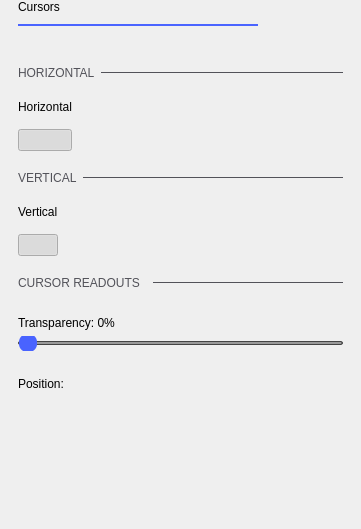
Qt form ui/cursors_settings.ui (analogdevicesinc/scopy) before a commit.
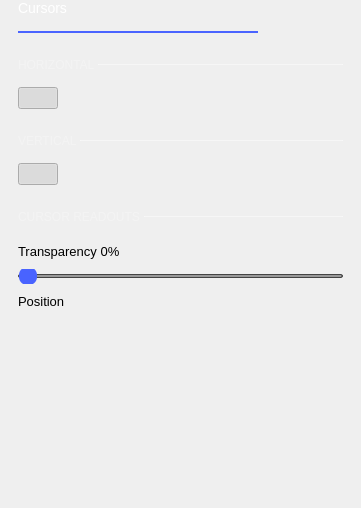
The same form after that commit. Custom widgets are drawn as their Qt base class.

```diff
--- a/ui/cursors_settings.ui
+++ b/ui/cursors_settings.ui
@@ -7,7 +7,7 @@
     <x>0</x>
     <y>0</y>
     <width>361</width>
-    <height>529</height>
+    <height>508</height>
    </rect>
   </property>
   <property name="windowTitle">
@@ -32,11 +32,16 @@
    <item>
     <widget class="QLabel" name="label">
      <property name="sizePolicy">
-      <sizepolicy hsizetype="Minimum" vsizetype="Fixed">
+      <sizepolicy hsizetype="Fixed" vsizetype="Fixed">
        <horstretch>0</horstretch>
        <verstretch>0</verstretch>
       </sizepolicy>
      </property>
+     <property name="styleSheet">
+      <string notr="true">	color: white;
+	font-size: 14px;
+	font-weight: normal;</string>
+     </property>
      <property name="text">
       <string>Cursors</string>
      </property>
@@ -53,7 +58,7 @@
      <property name="sizeHint" stdset="0">
       <size>
        <width>0</width>
-       <height>10</height>
+       <height>15</height>
       </size>
      </property>
     </spacer>
@@ -81,48 +86,14 @@
     </widget>
    </item>
    <item>
-    <spacer name="verticalSpacer_3">
-     <property name="orientation">
-      <enum>Qt::Vertical</enum>
-     </property>
-     <property name="sizeType">
-      <enum>QSizePolicy::Fixed</enum>
-     </property>
-     <property name="sizeHint" stdset="0">
-      <size>
-       <width>0</width>
-       <height>40</height>
-      </size>
-     </property>
-    </spacer>
-   </item>
-   <item>
-    <layout class="QHBoxLayout" name="horizontalLayout">
-     <property name="spacing">
-      <number>6</number>
-     </property>
+    <layout class="QGridLayout" name="gridLayout">
      <property name="sizeConstraint">
       <enum>QLayout::SetDefaultConstraint</enum>
      </property>
-     <item>
-      <widget class="QLabel" name="label_2">
-       <property name="sizePolicy">
-        <sizepolicy hsizetype="Fixed" vsizetype="Fixed">
-         <horstretch>0</horstretch>
-         <verstretch>0</verstretch>
-        </sizepolicy>
-       </property>
-       <property name="styleSheet">
-        <string notr="true">QLabel {
-  color: rgb(82, 82, 89);
-}</string>
-       </property>
-       <property name="text">
-        <string>HORIZONTAL</string>
-       </property>
-      </widget>
-     </item>
-     <item>
+     <property name="horizontalSpacing">
+      <number>0</number>
+     </property>
+     <item row="1" column="1">
       <widget class="Line" name="line_2">
        <property name="minimumSize">
         <size>
@@ -137,60 +108,72 @@
         </size>
        </property>
        <property name="styleSheet">
-        <string notr="true">border: 1px solid rgb(82, 82, 89);</string>
+        <string notr="true">border: 1px solid rgba(255, 255, 255, 70);</string>
        </property>
        <property name="orientation">
         <enum>Qt::Horizontal</enum>
        </property>
       </widget>
      </item>
+     <item row="1" column="0">
+      <widget class="QLabel" name="label_2">
+       <property name="sizePolicy">
+        <sizepolicy hsizetype="Fixed" vsizetype="Fixed">
+         <horstretch>0</horstretch>
+         <verstretch>0</verstretch>
+        </sizepolicy>
+       </property>
+       <property name="styleSheet">
+        <string notr="true">QLabel {
+		font-size: 12px;
+		color: rgba(255, 255, 255, 70);
+	}</string>
+       </property>
+       <property name="text">
+        <string>HORIZONTAL </string>
+       </property>
+      </widget>
+     </item>
+     <item row="2" column="0" colspan="2">
+      <spacer name="verticalSpacer_10">
+       <property name="orientation">
+        <enum>Qt::Vertical</enum>
+       </property>
+       <property name="sizeType">
+        <enum>QSizePolicy::Fixed</enum>
+       </property>
+       <property name="sizeHint" stdset="0">
+        <size>
+         <width>0</width>
+         <height>15</height>
+        </size>
+       </property>
+      </spacer>
+     </item>
+     <item row="0" column="0" colspan="2">
+      <spacer name="verticalSpacer_3">
+       <property name="orientation">
+        <enum>Qt::Vertical</enum>
+       </property>
+       <property name="sizeType">
+        <enum>QSizePolicy::Fixed</enum>
+       </property>
+       <property name="sizeHint" stdset="0">
+        <size>
+         <width>0</width>
+         <height>25</height>
+        </size>
+       </property>
+      </spacer>
+     </item>
     </layout>
    </item>
-   <item>
-    <spacer name="verticalSpacer_4">
-     <property name="orientation">
-      <enum>Qt::Vertical</enum>
-     </property>
-     <property name="sizeType">
-      <enum>QSizePolicy::Fixed</enum>
-     </property>
-     <property name="sizeHint" stdset="0">
-      <size>
-       <width>0</width>
-       <height>20</height>
-      </size>
-     </property>
-    </spacer>
-   </item>
    <item>
     <layout class="QGridLayout" name="gridLayout_3">
      <property name="verticalSpacing">
       <number>15</number>
      </property>
-     <item row="1" column="0">
-      <widget class="adiscope::CustomSwitch" name="hCursorsEnable">
-       <property name="checkable">
-        <bool>true</bool>
-       </property>
-       <property name="checked">
-        <bool>true</bool>
-       </property>
-      </widget>
-     </item>
-     <item row="0" column="0">
-      <widget class="QLabel" name="label_4">
-       <property name="sizePolicy">
-        <sizepolicy hsizetype="Fixed" vsizetype="Fixed">
-         <horstretch>0</horstretch>
-         <verstretch>0</verstretch>
-        </sizepolicy>
-       </property>
-       <property name="text">
-        <string>Horizontal</string>
-       </property>
-      </widget>
-     </item>
-     <item row="1" column="1">
+     <item row="0" column="1">
       <spacer name="horizontalSpacer">
        <property name="orientation">
         <enum>Qt::Horizontal</enum>
@@ -203,48 +186,24 @@
        </property>
       </spacer>
      </item>
-    </layout>
-   </item>
-   <item>
-    <spacer name="verticalSpacer_5">
-     <property name="orientation">
-      <enum>Qt::Vertical</enum>
-     </property>
-     <property name="sizeType">
-      <enum>QSizePolicy::Fixed</enum>
-     </property>
-     <property name="sizeHint" stdset="0">
-      <size>
-       <width>0</width>
-       <height>20</height>
-      </size>
-     </property>
-    </spacer>
-   </item>
-   <item>
-    <layout class="QHBoxLayout" name="horizontalLayout_2">
-     <property name="spacing">
-      <number>6</number>
-     </property>
-     <item>
-      <widget class="QLabel" name="label_3">
-       <property name="sizePolicy">
-        <sizepolicy hsizetype="Fixed" vsizetype="Fixed">
-         <horstretch>0</horstretch>
-         <verstretch>0</verstretch>
-        </sizepolicy>
-       </property>
-       <property name="styleSheet">
-        <string notr="true">QLabel {
-  color: rgb(82, 82, 89);
-}</string>
-       </property>
-       <property name="text">
-        <string>VERTICAL</string>
+     <item row="0" column="0">
+      <widget class="adiscope::CustomSwitch" name="hCursorsEnable">
+       <property name="checkable">
+        <bool>true</bool>
+       </property>
+       <property name="checked">
+        <bool>true</bool>
        </property>
       </widget>
      </item>
+    </layout>
+   </item>
      <item>
+    <layout class="QGridLayout" name="gridLayout_2">
+     <property name="horizontalSpacing">
+      <number>0</number>
+     </property>
+     <item row="1" column="1">
       <widget class="Line" name="line_3">
        <property name="minimumSize">
         <size>
@@ -259,13 +218,64 @@
         </size>
        </property>
        <property name="styleSheet">
-        <string notr="true">border: 1px solid rgb(82, 82, 89);</string>
+        <string notr="true">border: 1px solid rgba(255, 255, 255, 70);</string>
        </property>
        <property name="orientation">
         <enum>Qt::Horizontal</enum>
        </property>
       </widget>
      </item>
+     <item row="1" column="0">
+      <widget class="QLabel" name="label_3">
+       <property name="sizePolicy">
+        <sizepolicy hsizetype="Fixed" vsizetype="Fixed">
+         <horstretch>0</horstretch>
+         <verstretch>0</verstretch>
+        </sizepolicy>
+       </property>
+       <property name="styleSheet">
+        <string notr="true">QLabel {
+		font-size: 12px;
+		color: rgba(255, 255, 255, 70);
+	}</string>
+       </property>
+       <property name="text">
+        <string>VERTICAL </string>
+       </property>
+      </widget>
+     </item>
+     <item row="0" column="0" colspan="2">
+      <spacer name="verticalSpacer_5">
+       <property name="orientation">
+        <enum>Qt::Vertical</enum>
+       </property>
+       <property name="sizeType">
+        <enum>QSizePolicy::Fixed</enum>
+       </property>
+       <property name="sizeHint" stdset="0">
+        <size>
+         <width>0</width>
+         <height>25</height>
+        </size>
+       </property>
+      </spacer>
+     </item>
+     <item row="2" column="0" colspan="2">
+      <spacer name="verticalSpacer_4">
+       <property name="orientation">
+        <enum>Qt::Vertical</enum>
+       </property>
+       <property name="sizeType">
+        <enum>QSizePolicy::Fixed</enum>
+       </property>
+       <property name="sizeHint" stdset="0">
+        <size>
+         <width>0</width>
+         <height>15</height>
+        </size>
+       </property>
+      </spacer>
+     </item>
     </layout>
    </item>
    <item>
@@ -276,7 +286,7 @@
      <property name="verticalSpacing">
       <number>15</number>
      </property>
-     <item row="2" column="0">
+     <item row="0" column="0">
       <widget class="adiscope::CustomSwitch" name="vCursorsEnable">
        <property name="checkable">
         <bool>true</bool>
@@ -286,20 +296,7 @@
        </property>
       </widget>
      </item>
-     <item row="1" column="0">
-      <widget class="QLabel" name="label_5">
-       <property name="sizePolicy">
-        <sizepolicy hsizetype="Fixed" vsizetype="Fixed">
-         <horstretch>0</horstretch>
-         <verstretch>0</verstretch>
-        </sizepolicy>
-       </property>
-       <property name="text">
-        <string>Vertical</string>
-       </property>
-      </widget>
-     </item>
-     <item row="2" column="1">
+     <item row="0" column="1">
       <spacer name="horizontalSpacer_2">
        <property name="orientation">
         <enum>Qt::Horizontal</enum>
@@ -312,22 +309,6 @@
        </property>
       </spacer>
      </item>
-     <item row="0" column="0">
-      <spacer name="verticalSpacer_6">
-       <property name="orientation">
-        <enum>Qt::Vertical</enum>
-       </property>
-       <property name="sizeType">
-        <enum>QSizePolicy::Fixed</enum>
-       </property>
-       <property name="sizeHint" stdset="0">
-        <size>
-         <width>20</width>
-         <height>20</height>
-        </size>
-       </property>
-      </spacer>
-     </item>
     </layout>
    </item>
    <item>
@@ -343,41 +324,17 @@
      </property>
     </layout>
    </item>
-   <item>
-    <spacer name="verticalSpacer_8">
-     <property name="orientation">
-      <enum>Qt::Vertical</enum>
-     </property>
-     <property name="sizeType">
-      <enum>QSizePolicy::Fixed</enum>
-     </property>
-     <property name="sizeHint" stdset="0">
-      <size>
-       <width>0</width>
-       <height>20</height>
-      </size>
-     </property>
-    </spacer>
-   </item>
    <item>
     <widget class="QWidget" name="readoutsWidget" native="true">
-     <layout class="QVBoxLayout" name="verticalLayout_3">
-      <property name="leftMargin">
-       <number>0</number>
-      </property>
-      <property name="topMargin">
-       <number>0</number>
-      </property>
-      <property name="rightMargin">
-       <number>0</number>
-      </property>
-      <property name="bottomMargin">
-       <number>0</number>
-      </property>
-      <item>
+     <property name="minimumSize">
+      <size>
+       <width>0</width>
+       <height>20</height>
+      </size>
+     </property>
        <layout class="QVBoxLayout" name="readoutsLayout">
         <property name="spacing">
-         <number>6</number>
+       <number>10</number>
         </property>
         <property name="leftMargin">
          <number>0</number>
@@ -385,33 +342,37 @@
         <property name="topMargin">
          <number>0</number>
         </property>
+      <property name="rightMargin">
+       <number>0</number>
+      </property>
         <property name="bottomMargin">
-         <number>20</number>
-        </property>
-        <item>
-         <layout class="QHBoxLayout" name="horizontalLayout_4">
-          <property name="topMargin">
            <number>0</number>
           </property>
           <item>
-           <widget class="QLabel" name="label_6">
-            <property name="sizePolicy">
-             <sizepolicy hsizetype="Fixed" vsizetype="Fixed">
-              <horstretch>0</horstretch>
-              <verstretch>0</verstretch>
-             </sizepolicy>
-            </property>
-            <property name="styleSheet">
-             <string notr="true">QLabel {
-  color: rgb(82, 82, 89);
-}</string>
-            </property>
-            <property name="text">
-             <string>CURSOR READOUTS  </string>
-            </property>
-           </widget>
+       <spacer name="verticalSpacer_9">
+        <property name="orientation">
+         <enum>Qt::Vertical</enum>
+        </property>
+        <property name="sizeType">
+         <enum>QSizePolicy::Fixed</enum>
+        </property>
+        <property name="sizeHint" stdset="0">
+         <size>
+          <width>0</width>
+          <height>0</height>
+         </size>
+        </property>
+       </spacer>
           </item>
           <item>
+       <layout class="QGridLayout" name="gridLayout_5">
+        <property name="topMargin">
+         <number>0</number>
+        </property>
+        <property name="horizontalSpacing">
+         <number>0</number>
+        </property>
+        <item row="1" column="1">
            <widget class="Line" name="line_4">
             <property name="minimumSize">
              <size>
@@ -429,7 +390,7 @@
              <bool>false</bool>
             </property>
             <property name="styleSheet">
-             <string notr="true">border: 1px solid rgb(82, 82, 89);</string>
+           <string notr="true">border: 1px solid rgba(255, 255, 255, 70);</string>
             </property>
             <property name="frameShadow">
              <enum>QFrame::Sunken</enum>
@@ -445,28 +406,66 @@
             </property>
            </widget>
           </item>
-         </layout>
-        </item>
-        <item>
-         <spacer name="verticalSpacer_7">
-          <property name="orientation">
-           <enum>Qt::Vertical</enum>
-          </property>
-          <property name="sizeType">
-           <enum>QSizePolicy::Fixed</enum>
-          </property>
-          <property name="sizeHint" stdset="0">
-           <size>
-            <width>0</width>
-            <height>20</height>
-           </size>
-          </property>
-         </spacer>
-        </item>
+        <item row="1" column="0">
+         <widget class="QLabel" name="label_6">
+          <property name="sizePolicy">
+           <sizepolicy hsizetype="Fixed" vsizetype="Fixed">
+            <horstretch>0</horstretch>
+            <verstretch>0</verstretch>
+           </sizepolicy>
+          </property>
+          <property name="styleSheet">
+           <string notr="true">QLabel {
+		font-size: 12px;
+		color: rgba(255, 255, 255, 70);
+	}</string>
+          </property>
+          <property name="text">
+           <string>CURSOR READOUTS </string>
+          </property>
+         </widget>
+        </item>
+        <item row="2" column="0" colspan="2">
+         <spacer name="verticalSpacer_11">
+          <property name="orientation">
+           <enum>Qt::Vertical</enum>
+          </property>
+          <property name="sizeType">
+           <enum>QSizePolicy::Fixed</enum>
+          </property>
+          <property name="sizeHint" stdset="0">
+           <size>
+            <width>0</width>
+            <height>10</height>
+           </size>
+          </property>
+         </spacer>
+        </item>
+        <item row="0" column="0" colspan="2">
+         <spacer name="verticalSpacer_6">
+          <property name="orientation">
+           <enum>Qt::Vertical</enum>
+          </property>
+          <property name="sizeType">
+           <enum>QSizePolicy::Fixed</enum>
+          </property>
+          <property name="sizeHint" stdset="0">
+           <size>
+            <width>0</width>
+            <height>25</height>
+           </size>
+          </property>
+         </spacer>
+        </item>
+       </layout>
+      </item>
         <item>
          <widget class="QLabel" name="transLabel">
+        <property name="styleSheet">
+         <string notr="true">font-size: 13px;</string>
+        </property>
           <property name="text">
-           <string>Transparency: 0%</string>
+         <string>Transparency 0%</string>
           </property>
          </widget>
         </item>
@@ -498,26 +497,13 @@
           </property>
          </widget>
         </item>
-        <item>
-         <spacer name="verticalSpacer_9">
-          <property name="orientation">
-           <enum>Qt::Vertical</enum>
-          </property>
-          <property name="sizeType">
-           <enum>QSizePolicy::Fixed</enum>
-          </property>
-          <property name="sizeHint" stdset="0">
-           <size>
-            <width>0</width>
-            <height>20</height>
-           </size>
-          </property>
-         </spacer>
-        </item>
         <item>
          <widget class="QLabel" name="label_8">
+        <property name="styleSheet">
+         <string notr="true">font-size: 13px;</string>
+        </property>
           <property name="text">
-           <string>Position:</string>
+         <string>Position</string>
           </property>
          </widget>
         </item>
@@ -557,8 +543,6 @@
              </size>
             </property>
            </spacer>
-          </item>
-         </layout>
         </item>
        </layout>
       </item>
```
Lines whose indentation alone changed are shown as unchanged.
